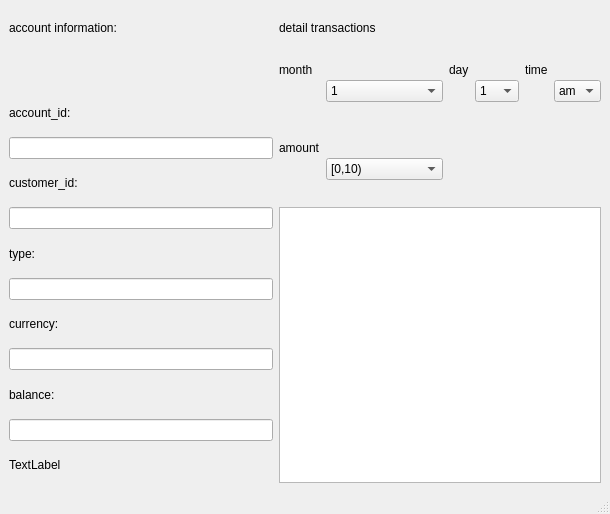
Qt form main_GUI/account_Info.ui (zwderek/iKYC-Project) before a commit.
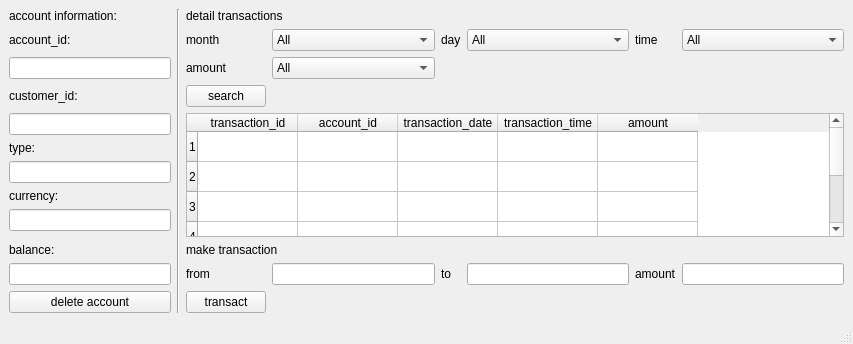
The same form after that commit.

The edit to the form file:
```diff
--- a/main_GUI/account_Info.ui
+++ b/main_GUI/account_Info.ui
@@ -6,8 +6,8 @@
    <rect>
     <x>0</x>
     <y>0</y>
-    <width>610</width>
-    <height>514</height>
+    <width>853</width>
+    <height>342</height>
    </rect>
   </property>
   <property name="windowTitle">
@@ -15,103 +15,91 @@
   </property>
   <widget class="QWidget" name="centralwidget">
    <layout class="QGridLayout" name="gridLayout">
-    <item row="0" column="0">
-     <widget class="QLabel" name="label">
+    <item row="2" column="2">
+     <widget class="QLabel" name="label_10">
       <property name="text">
-       <string>account information: </string>
+       <string>amount</string>
       </property>
      </widget>
     </item>
-    <item row="0" column="1" colspan="2">
+    <item row="5" column="0">
+     <widget class="QLabel" name="label_3">
+      <property name="maximumSize">
+       <size>
+        <width>200</width>
+        <height>40</height>
+       </size>
+      </property>
+      <property name="text">
+       <string>type: </string>
+      </property>
+     </widget>
+    </item>
+    <item row="0" column="2" colspan="2">
      <widget class="QLabel" name="label_8">
       <property name="text">
        <string>detail transactions</string>
       </property>
      </widget>
     </item>
-    <item row="1" column="1">
-     <widget class="QLabel" name="label_9">
-      <property name="text">
-       <string>month</string>
-      </property>
-     </widget>
-    </item>
-    <item row="1" column="2" rowspan="2">
-     <widget class="QComboBox" name="comboBox">
-      <property name="locale">
-       <locale language="English" country="UnitedStates"/>
-      </property>
-      <item>
-       <property name="text">
-        <string>1</string>
-       </property>
-      </item>
-      <item>
-       <property name="text">
-        <string>2</string>
-       </property>
-      </item>
-      <item>
-       <property name="text">
-        <string>3</string>
-       </property>
-      </item>
-      <item>
-       <property name="text">
-        <string>4</string>
-       </property>
-      </item>
-      <item>
-       <property name="text">
-        <string>5</string>
-       </property>
-      </item>
-      <item>
-       <property name="text">
-        <string>6</string>
-       </property>
-      </item>
-      <item>
-       <property name="text">
-        <string>7</string>
-       </property>
-      </item>
-      <item>
-       <property name="text">
-        <string>8</string>
-       </property>
-      </item>
-      <item>
-       <property name="text">
-        <string>9</string>
-       </property>
-      </item>
-      <item>
-       <property name="text">
-        <string>10</string>
-       </property>
-      </item>
-      <item>
-       <property name="text">
-        <string>11</string>
-       </property>
-      </item>
-      <item>
-       <property name="text">
-        <string>12</string>
-       </property>
-      </item>
-     </widget>
-    </item>
-    <item row="1" column="3">
+    <item row="1" column="4">
      <widget class="QLabel" name="label_11">
       <property name="text">
        <string>day</string>
       </property>
      </widget>
     </item>
-    <item row="1" column="4" rowspan="2">
+    <item row="1" column="6">
+     <widget class="QLabel" name="label_12">
+      <property name="text">
+       <string>time</string>
+      </property>
+     </widget>
+    </item>
+    <item row="11" column="2">
+     <widget class="QLabel" name="label_7">
+      <property name="text">
+       <string>from</string>
+      </property>
+     </widget>
+    </item>
+    <item row="6" column="0">
+     <widget class="QLineEdit" name="lineEdit_3">
+      <property name="maximumSize">
+       <size>
+        <width>200</width>
+        <height>40</height>
+       </size>
+      </property>
+     </widget>
+    </item>
+    <item row="1" column="2">
+     <widget class="QLabel" name="label_9">
+      <property name="text">
+       <string>month</string>
+      </property>
+     </widget>
+    </item>
+    <item row="0" column="0">
+     <widget class="QLabel" name="label">
+      <property name="maximumSize">
+       <size>
+        <width>200</width>
+        <height>40</height>
+       </size>
+      </property>
+      <property name="text">
+       <string>account information: </string>
+      </property>
+     </widget>
+    </item>
+    <item row="1" column="5">
      <widget class="QComboBox" name="comboBox_2">
+      <item>
+       <property name="text">
+        <string>All</string>
+       </property>
+      </item>
       <item>
        <property name="text">
         <string>1</string>
@@ -269,50 +257,13 @@
       </item>
      </widget>
     </item>
-    <item row="1" column="5">
-     <widget class="QLabel" name="label_12">
-      <property name="text">
-       <string>time</string>
-      </property>
-     </widget>
-    </item>
-    <item row="1" column="6" rowspan="2">
-     <widget class="QComboBox" name="comboBox_3">
-      <item>
-       <property name="text">
-        <string>am</string>
-       </property>
-      </item>
-      <item>
-       <property name="text">
-        <string>pm</string>
-       </property>
-      </item>
-     </widget>
-    </item>
-    <item row="2" column="0">
-     <widget class="QLabel" name="label_2">
-      <property name="text">
-       <string>account_id: </string>
-      </property>
-     </widget>
-    </item>
-    <item row="3" column="0">
-     <widget class="QLineEdit" name="lineEdit">
-      <property name="enabled">
-       <bool>true</bool>
-      </property>
-     </widget>
-    </item>
-    <item row="3" column="1">
-     <widget class="QLabel" name="label_10">
-      <property name="text">
-       <string>amount</string>
-      </property>
-     </widget>
-    </item>
-    <item row="3" column="2" rowspan="2">
+    <item row="2" column="3">
      <widget class="QComboBox" name="comboBox_4">
+      <item>
+       <property name="text">
+        <string>All</string>
+       </property>
+      </item>
       <item>
        <property name="text">
         <string>[0,10)</string>
@@ -345,56 +296,318 @@
       </item>
      </widget>
     </item>
-    <item row="4" column="0">
+    <item row="2" column="0">
+     <widget class="QLineEdit" name="lineEdit">
+      <property name="enabled">
+       <bool>true</bool>
+      </property>
+      <property name="maximumSize">
+       <size>
+        <width>200</width>
+        <height>40</height>
+       </size>
+      </property>
+      <property name="text">
+       <string/>
+      </property>
+      <property name="readOnly">
+       <bool>false</bool>
+      </property>
+     </widget>
+    </item>
+    <item row="12" column="0">
+     <widget class="QPushButton" name="pushButton_2">
+      <property name="text">
+       <string>delete account</string>
+      </property>
+     </widget>
+    </item>
+    <item row="3" column="0">
      <widget class="QLabel" name="label_4">
+      <property name="maximumSize">
+       <size>
+        <width>200</width>
+        <height>40</height>
+       </size>
+      </property>
       <property name="text">
        <string>customer_id: </string>
       </property>
      </widget>
     </item>
-    <item row="5" column="0">
-     <widget class="QLineEdit" name="lineEdit_2"/>
+    <item row="1" column="0">
+     <widget class="QLabel" name="label_2">
+      <property name="enabled">
+       <bool>true</bool>
+      </property>
+      <property name="maximumSize">
+       <size>
+        <width>200</width>
+        <height>40</height>
+       </size>
+      </property>
+      <property name="text">
+       <string>account_id: </string>
+      </property>
+     </widget>
     </item>
-    <item row="5" column="1" rowspan="8" colspan="6">
-     <widget class="QTextBrowser" name="textBrowser"/>
+    <item row="3" column="2">
+     <widget class="QPushButton" name="pushButton">
+      <property name="text">
+       <string>search</string>
+      </property>
+     </widget>
     </item>
-    <item row="6" column="0">
-     <widget class="QLabel" name="label_3">
+    <item row="1" column="3">
+     <widget class="QComboBox" name="comboBox">
+      <property name="locale">
+       <locale language="English" country="UnitedStates"/>
+      </property>
+      <item>
+       <property name="text">
+        <string>All</string>
+       </property>
+      </item>
+      <item>
+       <property name="text">
+        <string>1</string>
+       </property>
+      </item>
+      <item>
+       <property name="text">
+        <string>2</string>
+       </property>
+      </item>
+      <item>
+       <property name="text">
+        <string>3</string>
+       </property>
+      </item>
+      <item>
+       <property name="text">
+        <string>4</string>
+       </property>
+      </item>
+      <item>
+       <property name="text">
+        <string>5</string>
+       </property>
+      </item>
+      <item>
+       <property name="text">
+        <string>6</string>
+       </property>
+      </item>
+      <item>
+       <property name="text">
+        <string>7</string>
+       </property>
+      </item>
+      <item>
+       <property name="text">
+        <string>8</string>
+       </property>
+      </item>
+      <item>
+       <property name="text">
+        <string>9</string>
+       </property>
+      </item>
+      <item>
+       <property name="text">
+        <string>10</string>
+       </property>
+      </item>
+      <item>
+       <property name="text">
+        <string>11</string>
+       </property>
+      </item>
+      <item>
+       <property name="text">
+        <string>12</string>
+       </property>
+      </item>
+     </widget>
+    </item>
+    <item row="11" column="4">
+     <widget class="QLabel" name="label_13">
       <property name="text">
-       <string>type: </string>
+       <string>to</string>
       </property>
      </widget>
     </item>
-    <item row="7" column="0">
-     <widget class="QLineEdit" name="lineEdit_3"/>
+    <item row="1" column="7">
+     <widget class="QComboBox" name="comboBox_3">
+      <item>
+       <property name="text">
+        <string>All</string>
+       </property>
+      </item>
+      <item>
+       <property name="text">
+        <string>am</string>
+       </property>
+      </item>
+      <item>
+       <property name="text">
+        <string>pm</string>
+       </property>
+      </item>
+     </widget>
     </item>
     <item row="8" column="0">
+     <widget class="QLineEdit" name="lineEdit_4">
+      <property name="maximumSize">
+       <size>
+        <width>200</width>
+        <height>40</height>
+       </size>
+      </property>
+     </widget>
+    </item>
+    <item row="0" column="1" rowspan="13">
+     <widget class="Line" name="line">
+      <property name="orientation">
+       <enum>Qt::Vertical</enum>
+      </property>
+     </widget>
+    </item>
+    <item row="4" column="2" rowspan="6" colspan="6">
+     <widget class="QTableWidget" name="tableWidget">
+      <row>
+       <property name="text">
+        <string>1</string>
+       </property>
+      </row>
+      <row>
+       <property name="text">
+        <string>2</string>
+       </property>
+      </row>
+      <row>
+       <property name="text">
+        <string>3</string>
+       </property>
+      </row>
+      <row>
+       <property name="text">
+        <string>4</string>
+       </property>
+      </row>
+      <row>
+       <property name="text">
+        <string>5</string>
+       </property>
+      </row>
+      <row>
+       <property name="text">
+        <string>6</string>
+       </property>
+      </row>
+      <column>
+       <property name="text">
+        <string>transaction_id</string>
+       </property>
+      </column>
+      <column>
+       <property name="text">
+        <string>account_id</string>
+       </property>
+      </column>
+      <column>
+       <property name="text">
+        <string>transaction_date</string>
+       </property>
+      </column>
+      <column>
+       <property name="text">
+        <string>transaction_time</string>
+       </property>
+      </column>
+      <column>
+       <property name="text">
+        <string>amount</string>
+       </property>
+      </column>
+     </widget>
+    </item>
+    <item row="11" column="5">
+     <widget class="QLineEdit" name="lineEdit_7"/>
+    </item>
+    <item row="11" column="0">
+     <widget class="QLineEdit" name="lineEdit_5">
+      <property name="maximumSize">
+       <size>
+        <width>200</width>
+        <height>40</height>
+       </size>
+      </property>
+     </widget>
+    </item>
+    <item row="11" column="3">
+     <widget class="QLineEdit" name="lineEdit_6"/>
+    </item>
+    <item row="7" column="0">
      <widget class="QLabel" name="label_6">
+      <property name="maximumSize">
+       <size>
+        <width>200</width>
+        <height>40</height>
+       </size>
+      </property>
       <property name="text">
        <string>currency: </string>
       </property>
      </widget>
     </item>
-    <item row="9" column="0">
-     <widget class="QLineEdit" name="lineEdit_4"/>
+    <item row="4" column="0">
+     <widget class="QLineEdit" name="lineEdit_2">
+      <property name="maximumSize">
+       <size>
+        <width>200</width>
+        <height>40</height>
+       </size>
+      </property>
+     </widget>
+    </item>
+    <item row="12" column="2">
+     <widget class="QPushButton" name="pushButton_3">
+      <property name="text">
+       <string>transact</string>
+      </property>
+     </widget>
+    </item>
+    <item row="11" column="6">
+     <widget class="QLabel" name="label_15">
+      <property name="text">
+       <string>amount</string>
+      </property>
+     </widget>
+    </item>
+    <item row="11" column="7">
+     <widget class="QLineEdit" name="lineEdit_8"/>
+    </item>
+    <item row="10" column="2" colspan="2">
+     <widget class="QLabel" name="label_14">
+      <property name="text">
+       <string>make transaction</string>
+      </property>
+     </widget>
     </item>
     <item row="10" column="0">
      <widget class="QLabel" name="label_5">
+      <property name="maximumSize">
+       <size>
+        <width>200</width>
+        <height>40</height>
+       </size>
+      </property>
       <property name="text">
        <string>balance: </string>
       </property>
      </widget>
     </item>
-    <item row="11" column="0">
-     <widget class="QLineEdit" name="lineEdit_5"/>
-    </item>
-    <item row="12" column="0">
-     <widget class="QLabel" name="label_7">
-      <property name="text">
-       <string>TextLabel</string>
-      </property>
-     </widget>
-    </item>
    </layout>
   </widget>
   <widget class="QMenuBar" name="menubar">
```
Left out of the diff: 2 changed lines with no effect on the pictures.
